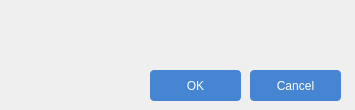
Jully-02/iri-tracker-standard, file IriTrackerStandard/QMessageBoxCustom.ui: the form before one commit.
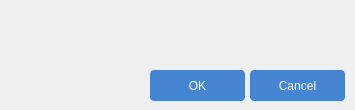
The form after the commit. Icons and pictures are not drawn.

```diff
--- a/IriTrackerStandard/QMessageBoxCustom.ui
+++ b/IriTrackerStandard/QMessageBoxCustom.ui
@@ -18,7 +18,7 @@
     <rect>
      <x>150</x>
      <y>70</y>
-     <width>91</width>
+     <width>95</width>
      <height>31</height>
     </rect>
    </property>
@@ -62,7 +62,7 @@
     <rect>
      <x>250</x>
      <y>70</y>
-     <width>91</width>
+     <width>95</width>
      <height>31</height>
     </rect>
    </property>
```
